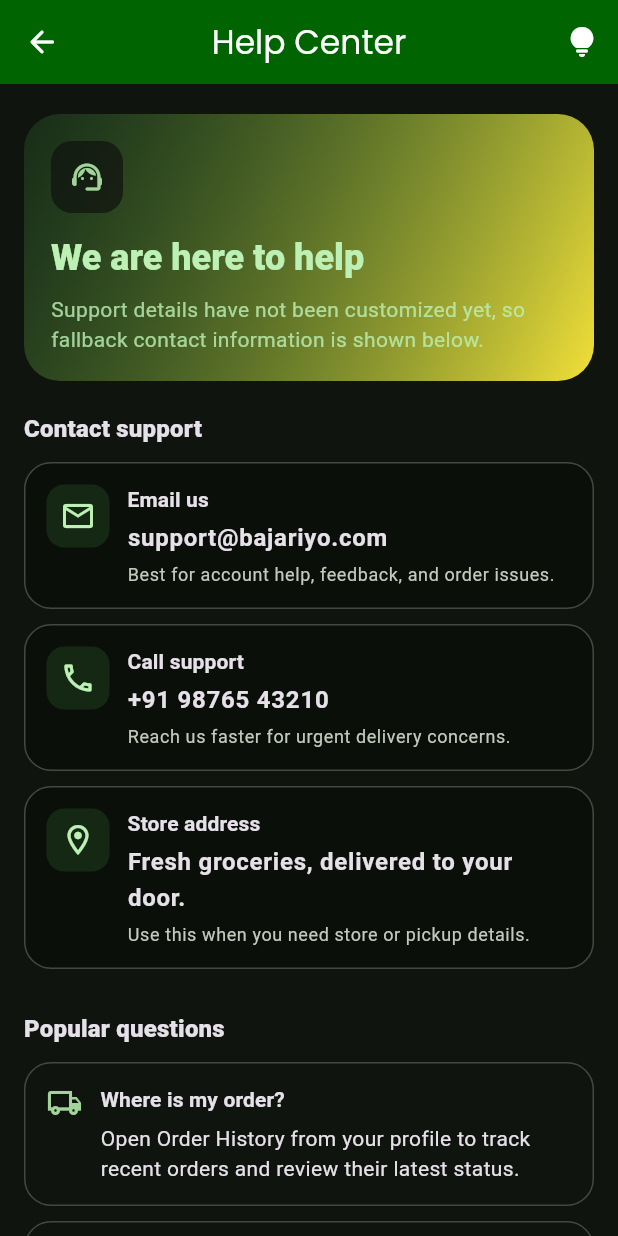
After one commit to avrsoftdev/ecom, a Flutter app: the HelpCenterPage screen opened by its route, after a tap on the "lightbulb outline" icon, on a phone screen of 412 x 824 dp. The commit adds this screen. Run offline on Flutter 3.47's test engine with Material 3 defaults, Android fonts, the phone set to English and light mode, and no system bars; our stand-ins replace bloc, cached_network_image, carousel_slider, cloud_firestore, connectivity_plus, dartz and 20 more; accounts and stored records are empty.

Commit message:
Help Centre and Privacy Policy page

```diff
--- a/lib/core/routes/app_router.dart
+++ b/lib/core/routes/app_router.dart
@@ -16,6 +16,8 @@ import '../../features/navigation/presentation/pages/tabs/favourites_page.dart';
 import '../../features/navigation/presentation/pages/tabs/order_history_page.dart';
 import '../../features/navigation/presentation/pages/tabs/profile_page.dart';
 import '../../features/navigation/presentation/pages/tabs/search_page.dart';
+import '../../features/navigation/presentation/pages/help_center_page.dart';
+import '../../features/navigation/presentation/pages/privacy_policy_page.dart';
 import '../../features/product/presentation/pages/product_list_page.dart';
 import '../../features/checkout/presentation/pages/checkout_page.dart';
 
@@ -102,6 +104,14 @@ class AppRouter {
         path: '/checkout',
         builder: (context, state) => const CheckoutPage(),
       ),
+      GoRoute(
+        path: '/profile/help-center',
+        builder: (context, state) => const HelpCenterPage(),
+      ),
+      GoRoute(
+        path: '/profile/privacy-policy',
+        builder: (context, state) => const PrivacyPolicyPage(),
+      ),
     ],
     redirect: (context, state) {
       final isLoggedIn = FirebaseAuth.instance.currentUser != null;
--- /dev/null
+++ b/lib/features/navigation/presentation/pages/help_center_page.dart
@@ -0,0 +1,338 @@
+import 'package:dartz/dartz.dart' show Either;
+import 'package:flutter/material.dart';
+
+import '../../../../core/di/injection.dart';
+import '../../../../core/error/failures.dart';
+import '../../../../core/widgets/fresh_veggie_header.dart';
+import '../../../admin/domain/repositories/admin_settings_repository.dart';
+import '../../../common/domain/entities/store_settings_entity.dart';
+
+class HelpCenterPage extends StatelessWidget {
+  const HelpCenterPage({super.key});
+
+  @override
+  Widget build(BuildContext context) {
+    final repository = getIt<AdminSettingsRepository>();
+
+    return Scaffold(
+      appBar: const FreshVeggieHeader(
+        title: 'Help Center',
+        showBackButton: true,
+      ),
+      body: FutureBuilder<Either<Failure, StoreSettingsEntity>>(
+        future: repository.getStoreSettings(),
+        builder: (context, snapshot) {
+          final settings = snapshot.data?.fold<StoreSettingsEntity?>(
+            (_) => null,
+            (value) => value,
+          );
+
+          return ListView(
+            padding: const EdgeInsets.fromLTRB(16, 20, 16, 28),
+            children: [
+              _HeroCard(settings: settings),
+              const SizedBox(height: 20),
+              const _SectionTitle('Contact support'),
+              const SizedBox(height: 10),
+              _ContactTile(
+                icon: Icons.email_outlined,
+                title: 'Email us',
+                value: settings?.supportEmail ?? 'support@bajariyo.com',
+                caption: 'Best for account help, feedback, and order issues.',
+              ),
+              _ContactTile(
+                icon: Icons.call_outlined,
+                title: 'Call support',
+                value: settings?.supportPhone ?? '+91 98765 43210',
+                caption: 'Reach us faster for urgent delivery concerns.',
+              ),
+              _ContactTile(
+                icon: Icons.location_on_outlined,
+                title: 'Store address',
+                value:
+                    settings?.supportAddress ?? 'Fresh groceries, delivered to your door.',
+                caption: 'Use this when you need store or pickup details.',
+              ),
+              const SizedBox(height: 18),
+              const _SectionTitle('Popular questions'),
+              const SizedBox(height: 10),
+              const _FaqCard(
+                icon: Icons.local_shipping_outlined,
+                title: 'Where is my order?',
+                body:
+                    'Open Order History from your profile to track recent orders and review their latest status.',
+              ),
+              const _FaqCard(
+                icon: Icons.payments_outlined,
+                title: 'How do refunds work?',
+                body:
+                    'If an item is missing, damaged, or unavailable, contact support with your order details so the team can review the issue.',
+              ),
+              const _FaqCard(
+                icon: Icons.manage_accounts_outlined,
+                title: 'How do I update my account details?',
+                body:
+                    'Your profile reflects the account you used to sign in. Reach out to support if you need help correcting contact information tied to an order.',
+              ),
+              const SizedBox(height: 18),
+              const _SectionTitle('Before you contact us'),
+              const SizedBox(height: 10),
+              const _ChecklistCard(
+                items: [
+                  'Keep your order number ready if the issue is about a delivery.',
+                  'Mention the item name and quantity for missing or incorrect products.',
+                  'Share the phone number or email used during checkout for faster verification.',
+                ],
+              ),
+            ],
+          );
+        },
+      ),
+    );
+  }
+}
+
+class _HeroCard extends StatelessWidget {
+  const _HeroCard({required this.settings});
+
+  final StoreSettingsEntity? settings;
+
+  @override
+  Widget build(BuildContext context) {
+    final colorScheme = Theme.of(context).colorScheme;
+    final hasCustomSupportDetails = [
+      settings?.supportEmail,
+      settings?.supportPhone,
+      settings?.supportAddress,
+    ].any((value) => value != null && value.trim().isNotEmpty);
+
+    return Container(
+      padding: const EdgeInsets.all(18),
+      decoration: BoxDecoration(
+        borderRadius: BorderRadius.circular(24),
+        gradient: LinearGradient(
+          begin: Alignment.topLeft,
+          end: Alignment.bottomRight,
+          colors: [
+            colorScheme.primaryContainer,
+            colorScheme.secondaryContainer.withValues(alpha: 0.95),
+          ],
+        ),
+      ),
+      child: Column(
+        crossAxisAlignment: CrossAxisAlignment.start,
+        children: [
+          Container(
+            width: 48,
+            height: 48,
+            decoration: BoxDecoration(
+              color: colorScheme.surface.withValues(alpha: 0.75),
+              borderRadius: BorderRadius.circular(14),
+            ),
+            child: Icon(
+              Icons.support_agent_rounded,
+              color: colorScheme.primary,
+            ),
+          ),
+          const SizedBox(height: 14),
+          Text(
+            'We are here to help',
+            style: Theme.of(context).textTheme.headlineSmall?.copyWith(
+                  fontWeight: FontWeight.w800,
+                  color: colorScheme.onPrimaryContainer,
+                ),
+          ),
+          const SizedBox(height: 8),
+          Text(
+            hasCustomSupportDetails
+                ? 'Reach the Bajariyo support team using the contact options below.'
+                : 'Support details have not been customized yet, so fallback contact information is shown below.',
+            style: Theme.of(context).textTheme.bodyMedium?.copyWith(
+                  color: colorScheme.onPrimaryContainer.withValues(alpha: 0.82),
+                ),
+          ),
+        ],
+      ),
+    );
+  }
+}
+
+class _ContactTile extends StatelessWidget {
+  const _ContactTile({
+    required this.icon,
+    required this.title,
+    required this.value,
+    required this.caption,
+  });
+
+  final IconData icon;
+  final String title;
+  final String value;
+  final String caption;
+
+  @override
+  Widget build(BuildContext context) {
+    final colorScheme = Theme.of(context).colorScheme;
+
+    return Padding(
+      padding: const EdgeInsets.only(bottom: 10),
+      child: Container(
+        padding: const EdgeInsets.all(14),
+        decoration: BoxDecoration(
+          color: colorScheme.surfaceContainerLowest,
+          borderRadius: BorderRadius.circular(18),
+          border: Border.all(color: colorScheme.outlineVariant),
+        ),
+        child: Row(
+          crossAxisAlignment: CrossAxisAlignment.start,
+          children: [
+            Container(
+              width: 42,
+              height: 42,
+              decoration: BoxDecoration(
+                color: colorScheme.primaryContainer,
+                borderRadius: BorderRadius.circular(12),
+              ),
+              child: Icon(icon, color: colorScheme.onPrimaryContainer),
+            ),
+            const SizedBox(width: 12),
+            Expanded(
+              child: Column(
+                crossAxisAlignment: CrossAxisAlignment.start,
+                children: [
+                  Text(
+                    title,
+                    style: Theme.of(context).textTheme.titleSmall?.copyWith(
+                          fontWeight: FontWeight.w700,
+                        ),
+                  ),
+                  const SizedBox(height: 4),
+                  Text(
+                    value,
+                    style: Theme.of(context).textTheme.bodyLarge?.copyWith(
+                          fontWeight: FontWeight.w600,
+                        ),
+                  ),
+                  const SizedBox(height: 4),
+                  Text(
+                    caption,
+                    style: Theme.of(context).textTheme.bodySmall?.copyWith(
+                          color: colorScheme.onSurfaceVariant,
+                        ),
+                  ),
+                ],
+              ),
+            ),
+          ],
+        ),
+      ),
+    );
+  }
+}
+
+class _FaqCard extends StatelessWidget {
+  const _FaqCard({
+    required this.icon,
+    required this.title,
+    required this.body,
+  });
+
+  final IconData icon;
+  final String title;
+  final String body;
+
+  @override
+  Widget build(BuildContext context) {
+    final colorScheme = Theme.of(context).colorScheme;
+
+    return Padding(
+      padding: const EdgeInsets.only(bottom: 10),
+      child: Container(
+        padding: const EdgeInsets.all(14),
+        decoration: BoxDecoration(
+          color: colorScheme.surface,
+          borderRadius: BorderRadius.circular(18),
+          border: Border.all(color: colorScheme.outlineVariant),
+        ),
+        child: Row(
+          crossAxisAlignment: CrossAxisAlignment.start,
+          children: [
+            Icon(icon, color: colorScheme.primary),
+            const SizedBox(width: 12),
+            Expanded(
+              child: Column(
+                crossAxisAlignment: CrossAxisAlignment.start,
+                children: [
+                  Text(
+                    title,
+                    style: Theme.of(context).textTheme.titleSmall?.copyWith(
+                          fontWeight: FontWeight.w700,
+                        ),
+                  ),
+                  const SizedBox(height: 6),
+                  Text(body),
+                ],
+              ),
+            ),
+          ],
+        ),
+      ),
+    );
+  }
+}
+
+class _ChecklistCard extends StatelessWidget {
+  const _ChecklistCard({required this.items});
+
+  final List<String> items;
+
+  @override
+  Widget build(BuildContext context) {
+    final colorScheme = Theme.of(context).colorScheme;
+
+    return Container(
+      padding: const EdgeInsets.all(16),
+      decoration: BoxDecoration(
+        color: colorScheme.secondaryContainer.withValues(alpha: 0.35),
+        borderRadius: BorderRadius.circular(18),
+      ),
+      child: Column(
+        children: items
+            .map(
+              (item) => Padding(
+                padding: const EdgeInsets.only(bottom: 10),
+                child: Row(
+                  crossAxisAlignment: CrossAxisAlignment.start,
+                  children: [
+                    Icon(
+                      Icons.check_circle_rounded,
+                      size: 20,
+                      color: colorScheme.primary,
+                    ),
+                    const SizedBox(width: 10),
+                    Expanded(child: Text(item)),
+                  ],
+                ),
+              ),
+            )
+            .toList(),
+      ),
+    );
+  }
+}
+
+class _SectionTitle extends StatelessWidget {
+  const _SectionTitle(this.value);
+
+  final String value;
+
+  @override
+  Widget build(BuildContext context) {
+    return Text(
+      value,
+      style: Theme.of(context).textTheme.titleMedium?.copyWith(
+            fontWeight: FontWeight.w800,
+          ),
+    );
+  }
+}
```
Also changed, not shown: lib/features/navigation/presentation/pages/privacy_policy_page.dart (added, +171 -0 lines), lib/features/navigation/presentation/pages/tabs/profile_page.dart (+4 -15 lines).
